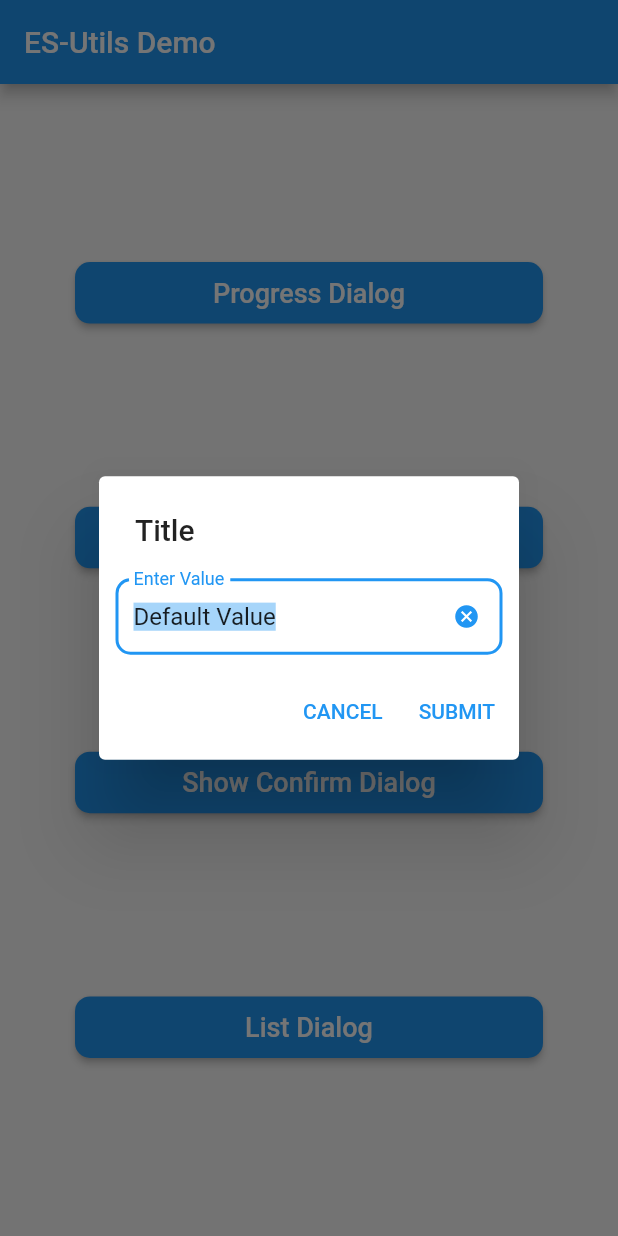
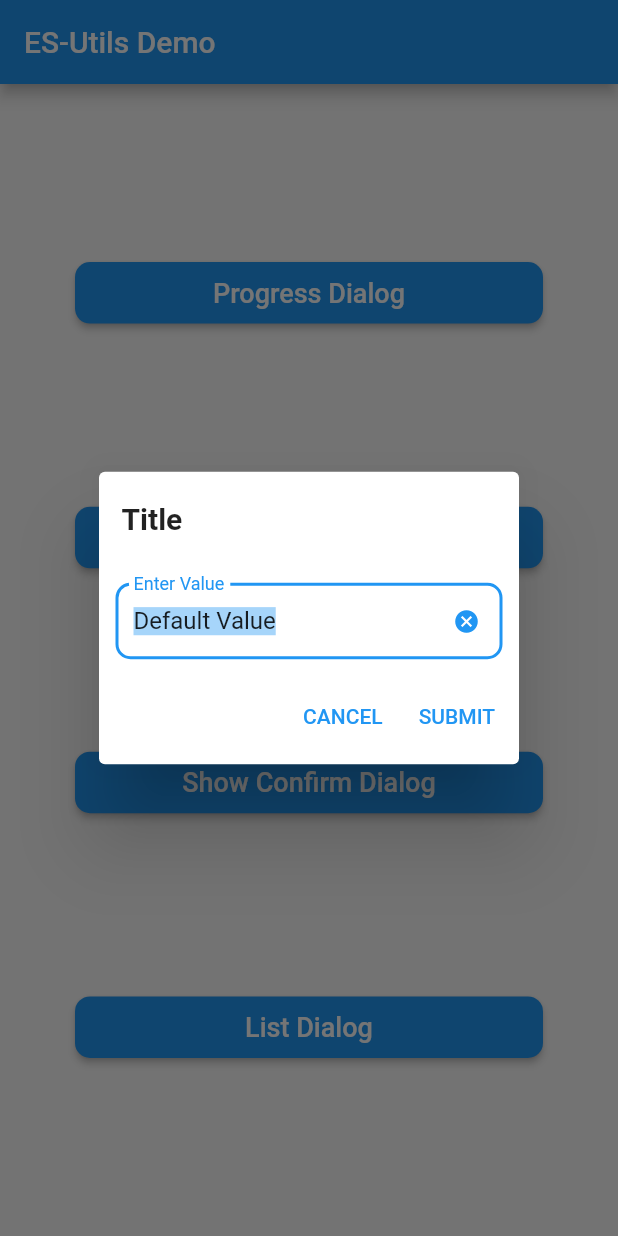
Before and after one commit to ajumalp/flutter_es_utils, a Flutter app: the screen it shows after launch, after a tap on "Show Input Dialog", on a phone screen of 412 x 824 dp. Run offline on Flutter 3.47's test engine with Material 2 defaults, Android fonts, the phone set to English and light mode, and no system bars.

Commit message:
Update es_messages.dart

```diff
--- a/lib/es_messages.dart
+++ b/lib/es_messages.dart
@@ -214,7 +214,8 @@ class ESMessage {
       context: context,
       builder: (_) => AlertDialog(
         contentPadding: const EdgeInsets.all(6.0),
-        title: Text(title ?? ''),
+        titlePadding: const EdgeInsets.only(top: 20, bottom: 10, right: 15, left: 15),
+        title: Text(title ?? '', style: TextStyle(fontWeight: FontWeight.bold)),
         content: content,
         actions: [
           TextButton(
```
